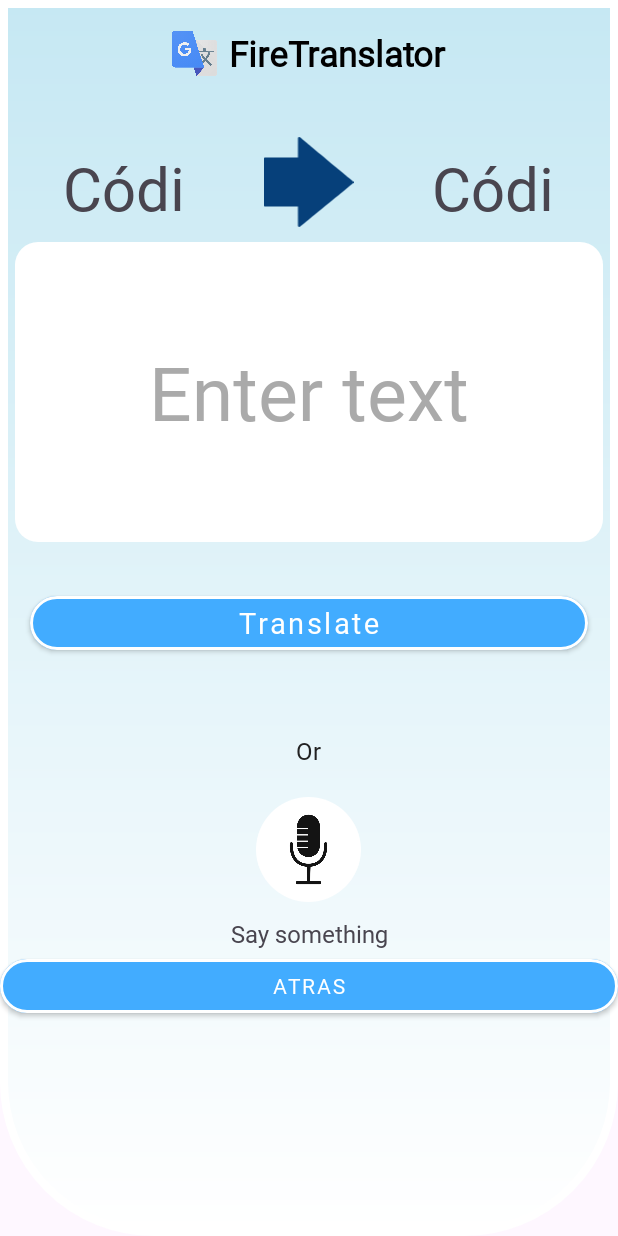
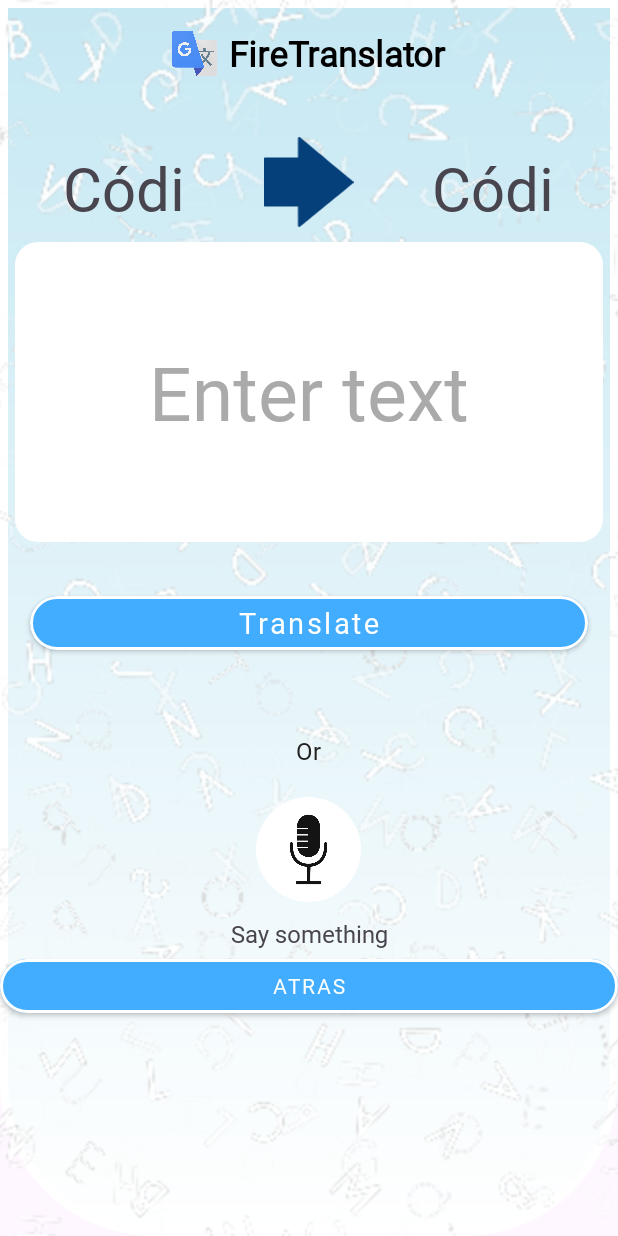
Before and after one commit to azubillagasdam1/LinguaForge, an Android app: the TraductorActivity screen opened directly, with no data from a screen before it, on a phone screen of 412 x 824 dp. Run offline under Robolectric (Android 15) with nearby library versions, the phone set to English and light mode, and no system bars; our stand-ins replace Firebase (no records; nobody signed in at launch, a user with empty details on screens opened directly).

Commit message:
anadido fondo animado a TraductorActivity

```diff
--- a/app/src/main/java/com/example/linguaforge/activitys/TraductorActivity.kt
+++ b/app/src/main/java/com/example/linguaforge/activitys/TraductorActivity.kt
@@ -1,5 +1,7 @@
 package com.example.linguaforge.activitys
 
+import android.animation.Animator
+import android.animation.AnimatorListenerAdapter
 import android.animation.AnimatorSet
 import android.animation.ObjectAnimator
 import android.annotation.SuppressLint
@@ -24,6 +26,7 @@ import com.google.firebase.ml.common.modeldownload.FirebaseModelDownloadConditio
 import com.google.firebase.ml.naturallanguage.FirebaseNaturalLanguage
 import com.google.firebase.ml.naturallanguage.translate.FirebaseTranslatorOptions
 import java.util.Locale
+import java.util.Random
 
 
 class TraductorActivity : AppCompatActivity() {
@@ -46,6 +49,7 @@ class TraductorActivity : AppCompatActivity() {
     private var translateTV: TextView? = null
     private var papelera: ImageView? = null
     private var check: ImageView? = null
+    private lateinit var fondos: List<ImageView>
 
     override fun onCreate(savedInstanceState: Bundle?) {
         super.onCreate(savedInstanceState)
@@ -64,7 +68,8 @@ class TraductorActivity : AppCompatActivity() {
         papelera = findViewById(R.id.idPapeleraImageView)
         check = findViewById(R.id.checkImageView)
 
-
+        setupBackgroundImages()
+        animateBackgrounds()
         setIdiomas()
 
 
@@ -155,6 +160,45 @@ class TraductorActivity : AppCompatActivity() {
         }
 
     }
+    private fun setupBackgroundImages() {
+        fondos = listOf(
+            findViewById(R.id.fondoletras1),
+            findViewById(R.id.fondoletras2),
+            findViewById(R.id.fondoletras3),
+            findViewById(R.id.fondoletras4)
+        )
+    }
+    private fun animateBackgrounds() {
+        val random = Random()
+        fondos.forEachIndexed { index, imageView ->
+            imageView.alpha = 0f
+            animateBackground(imageView, random, index * 1000L)
+        }
+    }
+    private fun animateBackground(view: ImageView, random: Random, delay: Long) {
+        val fadeInDuration = 3000L + random.nextInt(1000)
+        val fadeOutDuration = 3000L + random.nextInt(1000)
+
+        val fadeIn = ObjectAnimator.ofFloat(view, "alpha", 0f, 1f).apply {
+            duration = fadeInDuration
+            startDelay = delay
+        }
+        val fadeOut = ObjectAnimator.ofFloat(view, "alpha", 1f, 0f).apply {
+            duration = fadeOutDuration
+            startDelay = fadeInDuration
+        }
+        val set = AnimatorSet().apply {
+            playSequentially(fadeIn, fadeOut)
+            addListener(object : AnimatorListenerAdapter() {
+                override fun onAnimationEnd(animation: Animator) {
+                    super.onAnimationEnd(animation)
+                    animateBackground(view, random, 0) // Loop the animation
+                }
+            })
+        }
+        set.start()
+    }
+
 
     private fun setIdiomas() {
         fromLanguageCode = Utils.getLanguageFirebaseCode(Utils.getLanguageByCountryCode(idioma1))
--- a/app/src/main/res/layout/activity_traductor.xml
+++ b/app/src/main/res/layout/activity_traductor.xml
@@ -1,19 +1,58 @@
 <?xml version="1.0" encoding="utf-8"?>
-<ScrollView xmlns:android="http://schemas.android.com/apk/res/android"
+<FrameLayout xmlns:android="http://schemas.android.com/apk/res/android"
     xmlns:app="http://schemas.android.com/apk/res-auto"
     xmlns:tools="http://schemas.android.com/tools"
+    android:layout_width="match_parent"
+    android:layout_height="match_parent"
+    tools:context=".activitys.TraductorActivity"
+    android:background="@drawable/style_background_fragment">
+
+    <!-- Fondos como capa base -->
+    <ImageView
+        android:id="@+id/fondoletras1"
+        android:layout_width="match_parent"
+        android:layout_height="match_parent"
+        android:alpha="0"
+        android:scaleType="centerCrop"
+        android:src="@drawable/fondo_letras" />
+
+    <ImageView
+        android:id="@+id/fondoletras2"
+        android:layout_width="match_parent"
+        android:layout_height="match_parent"
+        android:alpha="0"
+        android:scaleType="centerCrop"
+        android:src="@drawable/fondo_letras2" />
+
+    <ImageView
+        android:id="@+id/fondoletras3"
+        android:layout_width="match_parent"
+        android:layout_height="match_parent"
+        android:alpha="0"
+        android:scaleType="centerCrop"
+        android:src="@drawable/fondo_letras3" />
+
+    <ImageView
+        android:id="@+id/fondoletras4"
+        android:layout_width="match_parent"
+        android:layout_height="match_parent"
+        android:alpha="0"
+        android:scaleType="centerCrop"
+        android:src="@drawable/fondo_letras4" />
+
+    <!-- ScrollView con todos los demás elementos encima de los fondos -->
+    <ScrollView
         android:id="@+id/main"
         android:layout_width="match_parent"
         android:layout_height="match_parent"
-    android:background="@drawable/style_background_fragment"
-    tools:context=".activitys.TraductorActivity">
+      >
 
-    <!-- Contenedor LinearLayout principal -->
         <LinearLayout
             android:layout_width="match_parent"
             android:layout_height="wrap_content"
             android:gravity="center"
             android:orientation="vertical">
+
 
         <!-- Primer LinearLayout horizontal -->
         <LinearLayout
@@ -203,3 +242,4 @@
             android:text="atras" />
         </LinearLayout>
     </ScrollView>
+</FrameLayout>
```
Also changed, not shown: app/src/main/java/com/example/linguaforge/activitys/LoginActivity.kt (+48 -89 lines). Lines whose indentation alone changed are shown as unchanged.
